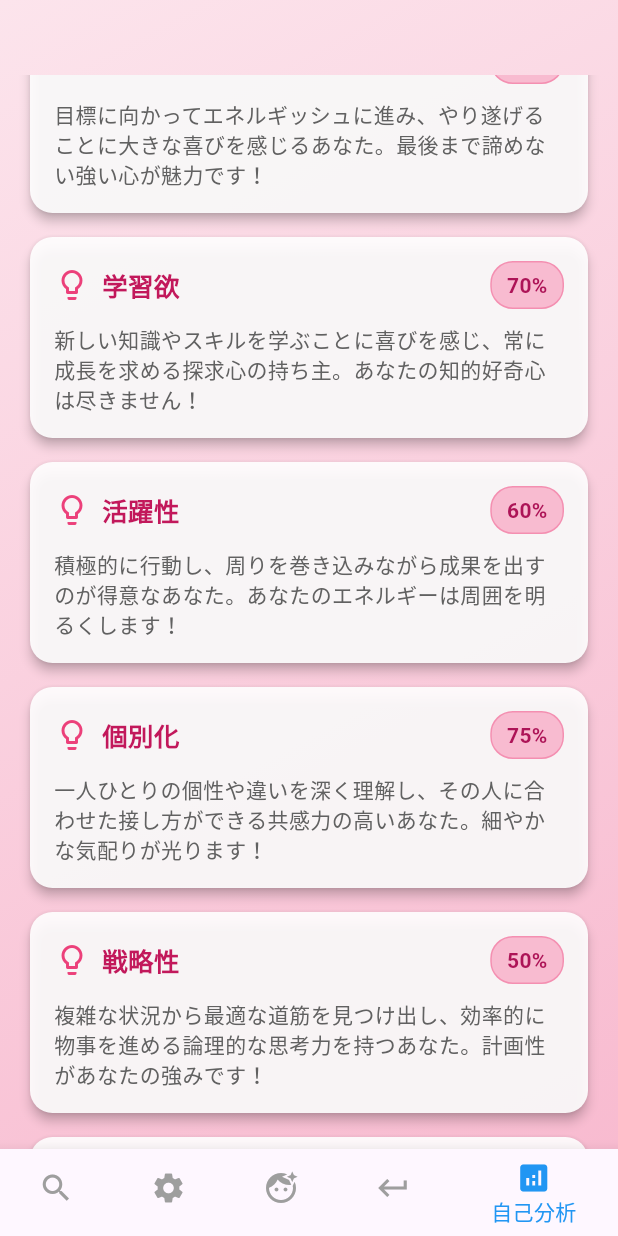
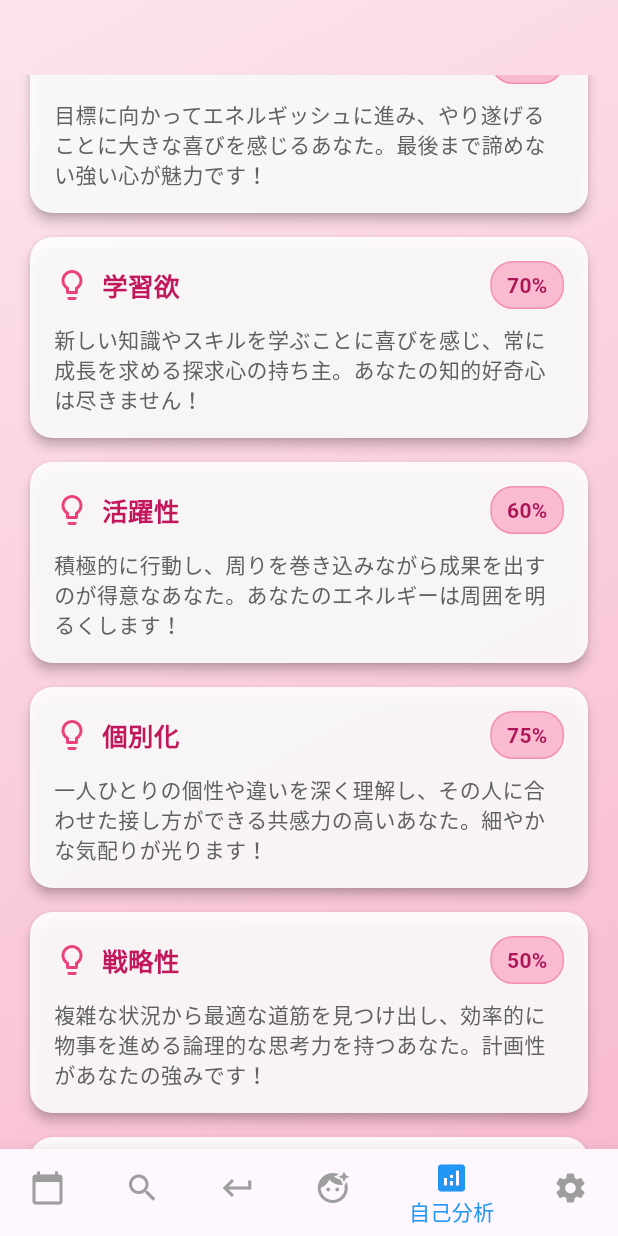
Before and after one commit to yukinkomob/Gakush, a Flutter app: the screen it shows after launch, item 5 of the bottom bar chosen, scrolled down 576 dp, on a phone screen of 412 x 824 dp. Run offline on Flutter 3.47's test engine with Material 3 defaults, Android fonts, the phone set to English and light mode, and no system bars; our stand-ins replace fl_chart.

Commit message:
ボトムの配置を変更

```diff
--- a/lib/main.dart
+++ b/lib/main.dart
@@ -1,5 +1,6 @@
 import 'package:flutter/material.dart';
 import 'package:fl_chart/fl_chart.dart';
+import 'package:flutter_application_1/screens/calendar_screen.dart';
 import 'package:flutter_application_1/screens/self_analysis_screen.dart';
 import 'package:flutter_application_1/screens/settings_screen.dart';
 import './screens/chat_screen.dart';
@@ -76,11 +77,12 @@ class _MainScreenState extends State<MainScreen> {
         },
         children: <Widget>[
           // 各タブに対応する画面
+          CalendarScreen(),
           SearchScreen(),
+          ReviewScreen(),
+          ProfileScreen(),
+          SelfAnalysisScreen(),
           SettingsScreen(),
-          ProfileScreen(),
-          ReviewScreen(),
-          SelfAnalysisScreen()
         ],
       ),
       bottomNavigationBar: BottomNavigationBar(
@@ -90,24 +92,28 @@ class _MainScreenState extends State<MainScreen> {
         unselectedItemColor: Colors.grey, // 選択されていないアイテムの色
         items: const <BottomNavigationBarItem>[
           BottomNavigationBarItem(
+            icon: Icon(Icons.calendar_today),
+            label: 'カレンダー',
+          ),
+          BottomNavigationBarItem(
             icon: Icon(Icons.search),
             label: '検索',
           ),
           BottomNavigationBarItem(
-            icon: Icon(Icons.settings),
-            label: '設定',
+            icon: Icon(Icons.keyboard_return),
+            label: '振り返り',
           ),
           BottomNavigationBarItem(
             icon: Icon(Icons.face_retouching_natural),
             label: 'プロフィール',
           ),
           BottomNavigationBarItem(
-            icon: Icon(Icons.keyboard_return),
-            label: '振り返り',
+            icon: Icon(Icons.analytics), // レーダーチャート用のアイコン
+            label: '自己分析',
           ),
           BottomNavigationBarItem(
-            icon: Icon(Icons.analytics), // レーダーチャート用のアイコン
-            label: '自己分析',
+            icon: Icon(Icons.settings),
+            label: '設定',
           ),
         ],
       ),
```
